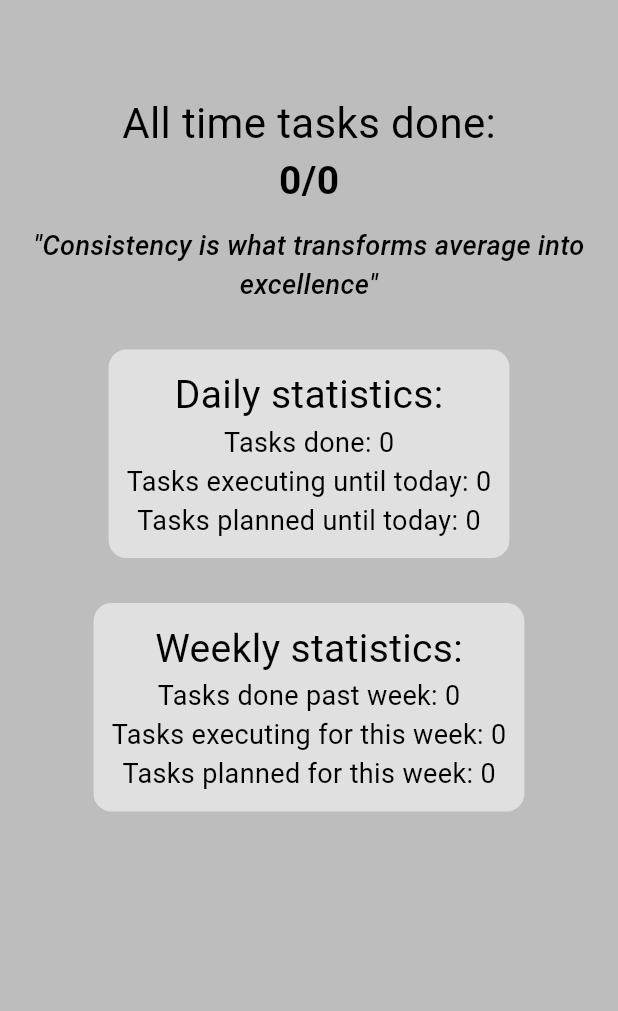
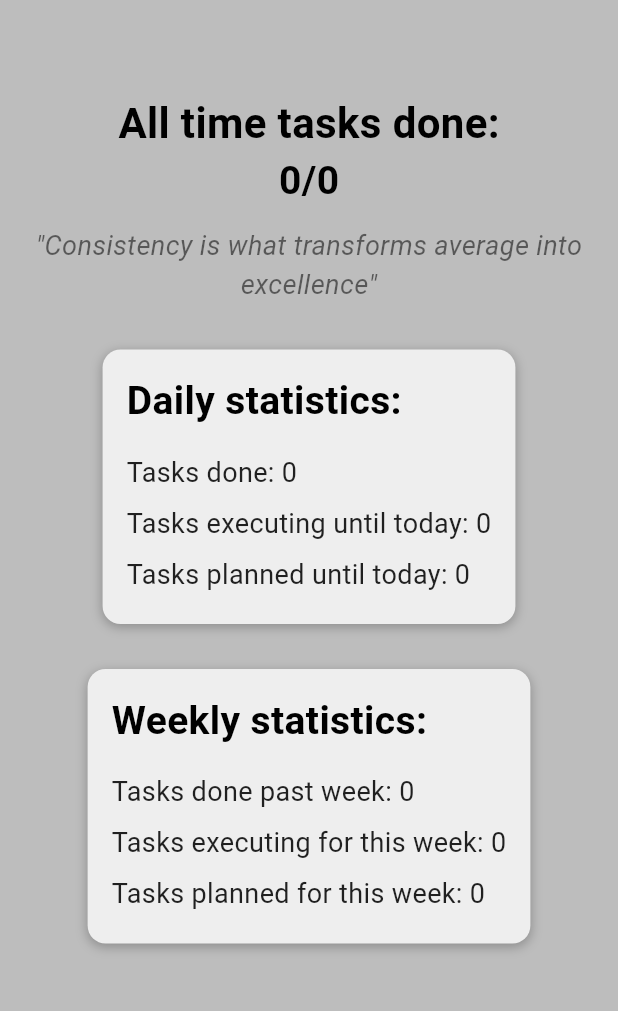
Before and after one commit to mis177/tasks-goonline, a Flutter app: the StatsPage screen opened directly, on a phone screen of 412 x 824 dp, the part 63-1074 px from its top. Run offline on Flutter 3.47's test engine with Material 3 defaults, Android fonts, the phone set to English and light mode, and no system bars; our stand-ins replace dio, equatable, flutter_bloc, flutter_local_notifications, geolocator, sqflite and 1 more; accounts and stored records are empty.

Commit message:
CHANGED stats widget

```diff
--- a/lib/utils/ui/stats_widget.dart
+++ b/lib/utils/ui/stats_widget.dart
@@ -12,81 +12,96 @@ class StatsWidget extends StatelessWidget {
       child: Padding(
         padding: const EdgeInsets.all(18.0),
         child: Column(
+          crossAxisAlignment: CrossAxisAlignment.center,
           children: [
             const SizedBox(height: 30),
             const Text(
               "All time tasks done:",
-              style: TextStyle(fontSize: 28),
+              style: TextStyle(
+                fontSize: 28,
+                fontWeight: FontWeight.w600,
+              ),
             ),
             Text(
               '${stats.allTasksDone}/${stats.allTasks}',
-              style: const TextStyle(fontSize: 26, fontWeight: FontWeight.bold),
+              style: const TextStyle(
+                fontSize: 26,
+                fontWeight: FontWeight.bold,
+              ),
             ),
             const SizedBox(height: 12),
             const Text(
               '"Consistency is what transforms average into excellence"',
               style: TextStyle(
-                  color: Colors.black,
-                  fontWeight: FontWeight.w500,
+                fontSize: 18,
+                color: Colors.black54,
                 fontStyle: FontStyle.italic,
-                  fontSize: 18),
+              ),
               textAlign: TextAlign.center,
             ),
             const SizedBox(height: 30),
-            Container(
-              decoration: BoxDecoration(
-                color: Theme.of(context).colorScheme.secondary,
-                borderRadius: BorderRadius.circular(12),
-              ),
-              padding: const EdgeInsets.all(12),
-              child: Column(
-                children: [
-                  const Text(
-                    "Daily statistics:",
-                    style: TextStyle(
-                      fontSize: 26,
-                    ),
-                  ),
-                  Text("Tasks done: ${stats.tasksDoneToday}",
-                      style: const TextStyle(fontSize: 18)),
-                  Text(
+            _buildStatsCard(
+              context,
+              title: "Daily statistics:",
+              stats: [
+                "Tasks done: ${stats.tasksDoneToday}",
                 "Tasks executing until today: ${stats.tasksInExecutionToday}",
-                      style: const TextStyle(fontSize: 18)),
-                  Text(
                 "Tasks planned until today: ${stats.tasksInPlanningToday}",
-                      style: const TextStyle(fontSize: 18)),
               ],
             ),
-            ),
             const SizedBox(height: 30),
-            Container(
-              decoration: BoxDecoration(
-                color: Theme.of(context).colorScheme.secondary,
-                borderRadius: BorderRadius.circular(12),
-              ),
-              padding: const EdgeInsets.all(12),
-              child: Column(
-                children: [
-                  const Text(
-                    "Weekly statistics:",
-                    style: TextStyle(
-                      fontSize: 26,
-                    ),
-                  ),
-                  Text("Tasks done past week: ${stats.tasksDoneToday}",
-                      style: const TextStyle(fontSize: 18)),
-                  Text(
+            _buildStatsCard(
+              context,
+              title: "Weekly statistics:",
+              stats: [
+                "Tasks done past week: ${stats.tasksDoneWeekly}",
                 "Tasks executing for this week: ${stats.tasksInExecutionWeekly}",
-                      style: const TextStyle(fontSize: 18)),
-                  Text(
                 "Tasks planned for this week: ${stats.tasksInPlanningWeekly}",
-                      style: const TextStyle(fontSize: 18)),
               ],
-              ),
             ),
           ],
         ),
       ),
     );
   }
+
+  Widget _buildStatsCard(BuildContext context, {required String title, required List<String> stats}) {
+    return Container(
+      decoration: BoxDecoration(
+        color: Colors.grey[200],
+        borderRadius: BorderRadius.circular(12),
+        boxShadow: const [
+          BoxShadow(
+            color: Colors.black26,
+            blurRadius: 6,
+            offset: Offset(0, 2),
+          ),
+        ],
+      ),
+      padding: const EdgeInsets.all(16),
+      child: Column(
+        crossAxisAlignment: CrossAxisAlignment.start,
+        children: [
+          Text(
+            title,
+            style: const TextStyle(
+              fontSize: 26,
+              fontWeight: FontWeight.w600,
+            ),
+          ),
+          const SizedBox(height: 12),
+          ...stats.map((stat) => Padding(
+                padding: const EdgeInsets.symmetric(vertical: 4.0),
+                child: Text(
+                  stat,
+                  style: const TextStyle(
+                    fontSize: 18,
+                    color: Colors.black87,
+                  ),
+                ),
+              )),
+        ],
+      ),
+    );
   }
+}
```
Lines whose indentation alone changed are shown as unchanged.
